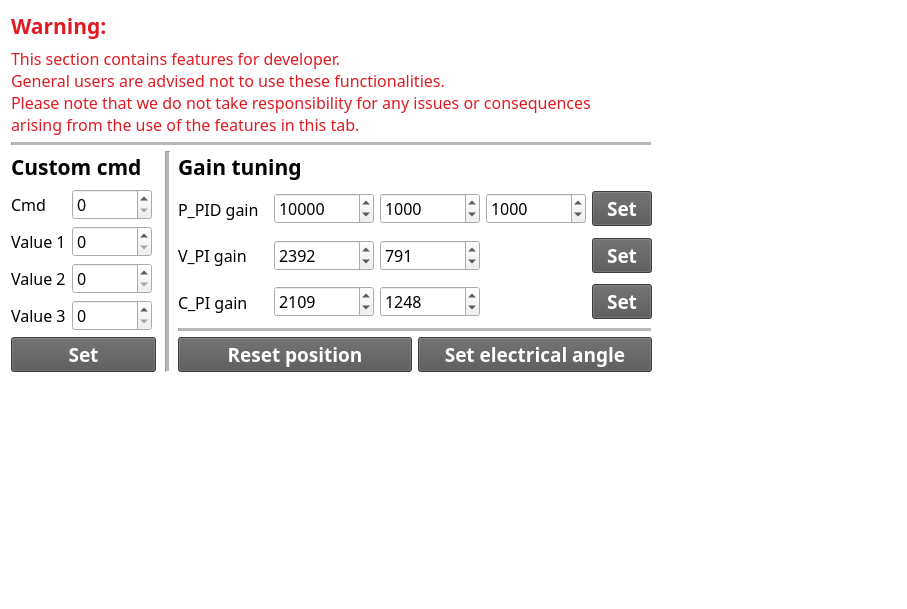
Above: ui/dev_tab_form.ui from KorasRobotics/KR_GCS_user_interface before the change. Below: the same form after it.
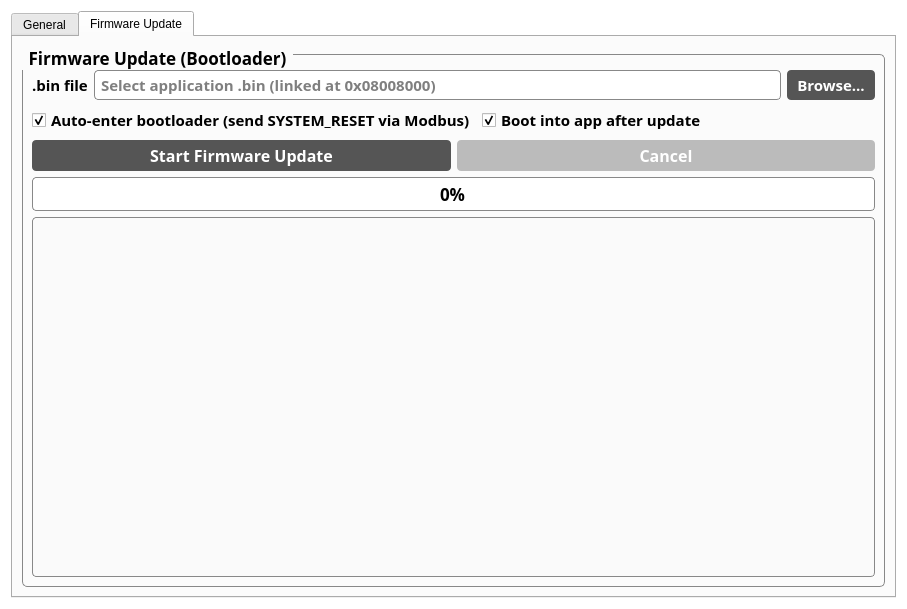
That is the form after the change. The open tabs and pages were chosen to show the change.

Commit message: update: support KR-MATC V3 firmware (v3.01 - v3.04)

Diff of the .ui file:
```diff
--- a/ui/dev_tab_form.ui
+++ b/ui/dev_tab_form.ui
@@ -33,6 +33,71 @@
 	color:#FFFFFF;
 }
 
+#spinBox_elec_angle{
+	color:#000000;
+	background-color:#FFFFFF;
+	border:1px solid #888888;
+	border-radius:5px;
+	padding:2px;
+	min-width:80px;
+}
+
+#groupBox_fw_update{
+	color:#000000;
+	border:1px solid #888888;
+	border-radius:5px;
+	margin-top:8px;
+	padding-top:6px;
+}
+
+#groupBox_fw_update::title{
+	subcontrol-origin: margin;
+	subcontrol-position: top left;
+	padding:0 4px;
+	color:#000000;
+}
+
+#pushButton_fw_browse, #pushButton_fw_start, #pushButton_fw_cancel{
+	background-color:#555555;
+	color:#FFFFFF;
+	padding:4px 10px;
+	border-radius:4px;
+}
+
+#pushButton_fw_start:disabled, #pushButton_fw_cancel:disabled{
+	background-color:#BBBBBB;
+	color:#FFFFFF;
+}
+
+#lineEdit_fw_path{
+	color:#000000;
+	background-color:#FFFFFF;
+	border:1px solid #888888;
+	border-radius:4px;
+	padding:2px 4px;
+}
+
+#textEdit_fw_log{
+	color:#000000;
+	background-color:#FAFAFA;
+	border:1px solid #888888;
+	border-radius:4px;
+	font-family:Consolas, monospace;
+	font-size:11px;
+}
+
+#progressBar_fw{
+	border:1px solid #888888;
+	border-radius:4px;
+	text-align:center;
+	background-color:#FFFFFF;
+}
+
+#progressBar_fw::chunk{
+	background-color:#4A90E2;
+	border-radius:3px;
+}
+
 #pushButton_set_p_gain{
 	background-color:#555555;
 	color:#FFFFFF;
@@ -50,8 +115,18 @@
 </string>
   </property>
   <layout class="QGridLayout" name="gridLayout_2">
-   <item row="0" column="0">
-    <layout class="QVBoxLayout" name="verticalLayout_5">
+   <item row="0" column="0" colspan="2">
+    <widget class="QTabWidget" name="tabWidget_dev">
+     <property name="currentIndex">
+      <number>0</number>
+     </property>
+     <widget class="QWidget" name="tab_dev_general">
+      <attribute name="title">
+       <string>General</string>
+      </attribute>
+      <layout class="QVBoxLayout" name="verticalLayout_tab_general">
+       <item>
+        <layout class="QVBoxLayout" name="verticalLayout_5">
      <item>
       <layout class="QVBoxLayout" name="verticalLayout_3">
        <item>
@@ -3223,32 +3298,185 @@
       </layout>
      </item>
     </layout>
-   </item>
-   <item row="0" column="1">
-    <spacer name="horizontalSpacer_4">
-     <property name="orientation">
-      <enum>Qt::Horizontal</enum>
-     </property>
-     <property name="sizeHint" stdset="0">
-      <size>
-       <width>296</width>
-       <height>18</height>
-      </size>
-     </property>
-    </spacer>
-   </item>
-   <item row="1" column="0">
-    <spacer name="verticalSpacer_7">
-     <property name="orientation">
-      <enum>Qt::Vertical</enum>
-     </property>
-     <property name="sizeHint" stdset="0">
-      <size>
-       <width>219</width>
-       <height>378</height>
-      </size>
-     </property>
-    </spacer>
+       </item>
+      </layout>
+     </widget>
+     <widget class="QWidget" name="tab_dev_firmware">
+      <attribute name="title">
+       <string>Firmware Update</string>
+      </attribute>
+      <layout class="QVBoxLayout" name="verticalLayout_tab_firmware">
+       <item>
+        <widget class="QGroupBox" name="groupBox_fw_update">
+         <property name="font">
+          <font>
+           <family>Noto Sans KR</family>
+           <pointsize>13</pointsize>
+           <weight>75</weight>
+           <bold>true</bold>
+          </font>
+         </property>
+         <property name="title">
+          <string>Firmware Update (Bootloader)</string>
+         </property>
+         <layout class="QVBoxLayout" name="verticalLayout_fw">
+          <item>
+           <layout class="QHBoxLayout" name="horizontalLayout_fw_file">
+            <item>
+             <widget class="QLabel" name="label_fw_path">
+              <property name="font">
+               <font>
+                <family>Noto Sans KR</family>
+                <pointsize>11</pointsize>
+               </font>
+              </property>
+              <property name="text">
+               <string>.bin file</string>
+              </property>
+             </widget>
+            </item>
+            <item>
+             <widget class="QLineEdit" name="lineEdit_fw_path">
+              <property name="font">
+               <font>
+                <family>Noto Sans KR</family>
+                <pointsize>11</pointsize>
+               </font>
+              </property>
+              <property name="placeholderText">
+               <string>Select application .bin (linked at 0x08008000)</string>
+              </property>
+             </widget>
+            </item>
+            <item>
+             <widget class="QPushButton" name="pushButton_fw_browse">
+              <property name="font">
+               <font>
+                <family>Noto Sans KR</family>
+                <pointsize>11</pointsize>
+                <weight>75</weight>
+                <bold>true</bold>
+               </font>
+              </property>
+              <property name="text">
+               <string>Browse...</string>
+              </property>
+             </widget>
+            </item>
+           </layout>
+          </item>
+          <item>
+           <layout class="QHBoxLayout" name="horizontalLayout_fw_opts">
+            <item>
+             <widget class="QCheckBox" name="checkBox_fw_auto_reset">
+              <property name="font">
+               <font>
+                <family>Noto Sans KR</family>
+                <pointsize>11</pointsize>
+               </font>
+              </property>
+              <property name="text">
+               <string>Auto-enter bootloader (send SYSTEM_RESET via Modbus)</string>
+              </property>
+              <property name="checked">
+               <bool>true</bool>
+              </property>
+             </widget>
+            </item>
+            <item>
+             <widget class="QCheckBox" name="checkBox_fw_jump">
+              <property name="font">
+               <font>
+                <family>Noto Sans KR</family>
+                <pointsize>11</pointsize>
+               </font>
+              </property>
+              <property name="text">
+               <string>Boot into app after update</string>
+              </property>
+              <property name="checked">
+               <bool>true</bool>
+              </property>
+             </widget>
+            </item>
+            <item>
+             <spacer name="horizontalSpacer_fw">
+              <property name="orientation">
+               <enum>Qt::Horizontal</enum>
+              </property>
+              <property name="sizeHint" stdset="0">
+               <size>
+                <width>20</width>
+                <height>20</height>
+               </size>
+              </property>
+             </spacer>
+            </item>
+           </layout>
+          </item>
+          <item>
+           <layout class="QHBoxLayout" name="horizontalLayout_fw_btns">
+            <item>
+             <widget class="QPushButton" name="pushButton_fw_start">
+              <property name="font">
+               <font>
+                <family>Noto Sans KR</family>
+                <pointsize>12</pointsize>
+                <weight>75</weight>
+                <bold>true</bold>
+               </font>
+              </property>
+              <property name="text">
+               <string>Start Firmware Update</string>
+              </property>
+             </widget>
+            </item>
+            <item>
+             <widget class="QPushButton" name="pushButton_fw_cancel">
+              <property name="font">
+               <font>
+                <family>Noto Sans KR</family>
+                <pointsize>12</pointsize>
+                <weight>75</weight>
+                <bold>true</bold>
+               </font>
+              </property>
+              <property name="text">
+               <string>Cancel</string>
+              </property>
+              <property name="enabled">
+               <bool>false</bool>
+              </property>
+             </widget>
+            </item>
+           </layout>
+          </item>
+          <item>
+           <widget class="QProgressBar" name="progressBar_fw">
+            <property name="value">
+             <number>0</number>
+            </property>
+           </widget>
+          </item>
+          <item>
+           <widget class="QTextEdit" name="textEdit_fw_log">
+            <property name="minimumSize">
+             <size>
+              <width>0</width>
+              <height>140</height>
+             </size>
+            </property>
+            <property name="readOnly">
+             <bool>true</bool>
+            </property>
+           </widget>
+          </item>
+         </layout>
+        </widget>
+       </item>
+      </layout>
+     </widget>
+    </widget>
    </item>
   </layout>
  </widget>
```
Left out of the diff: 25 changed lines with no effect on the pictures. The commit also changes 20 other files.
